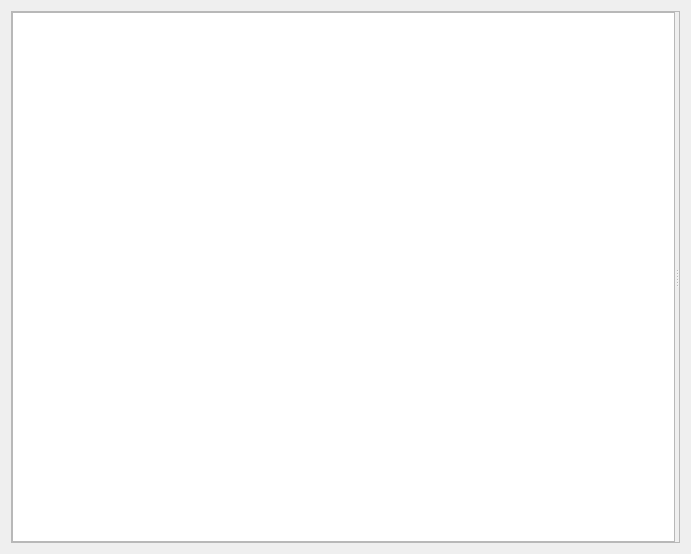
First picture: the form in Code/Sandbox/Editor/AzAssetBrowser/AzAssetBrowserWindow.ui, repository o3de/o3de, before the edit.
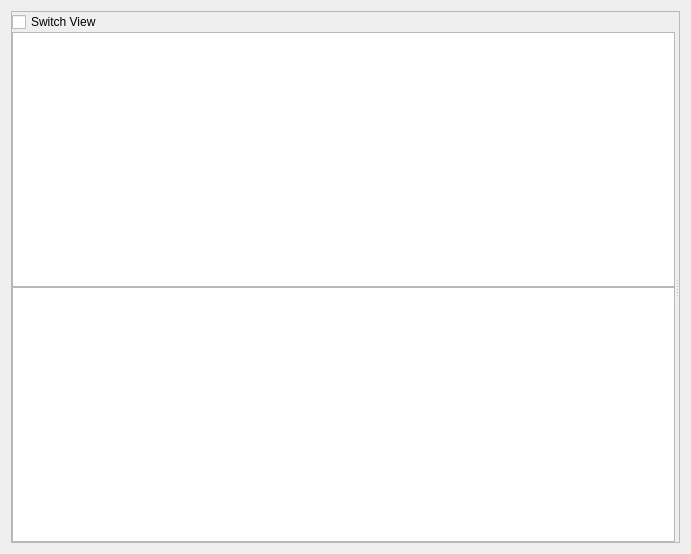
Second picture: the form after the edit. Custom widgets are drawn as their Qt base class.

```diff
--- a/Code/Sandbox/Editor/AzAssetBrowser/AzAssetBrowserWindow.ui
+++ b/Code/Sandbox/Editor/AzAssetBrowser/AzAssetBrowserWindow.ui
@@ -65,6 +65,13 @@
            </property>
           </widget>
          </item>
+         <item>
+          <widget class="QCheckBox" name="m_viewSwitcherCheckBox">
+           <property name="text">
+            <string>Switch View</string>
+           </property>
+          </widget>
+         </item>
         </layout>
        </item>
        <item>
@@ -107,6 +114,49 @@
            <property name="bottomMargin">
             <number>0</number>
            </property>
+           <item>
+            <widget class="AzToolsFramework::AssetBrowser::AssetBrowserTableView" name="m_assetBrowserTableViewWidget">
+             <property name="sizePolicy">
+              <sizepolicy hsizetype="MinimumExpanding" vsizetype="MinimumExpanding">
+               <horstretch>0</horstretch>
+               <verstretch>0</verstretch>
+              </sizepolicy>
+             </property>
+             <property name="editTriggers">
+              <set>QAbstractItemView::DoubleClicked|QAbstractItemView::EditKeyPressed</set>
+             </property>
+             <property name="dragDropOverwriteMode">
+              <bool>false</bool>
+             </property>
+             <property name="dragDropMode">
+              <enum>QAbstractItemView::DragOnly</enum>
+             </property>
+             <property name="selectionMode">
+              <enum>QAbstractItemView::SingleSelection</enum>
+             </property>
+             <property name="selectionBehavior">
+              <enum>QAbstractItemView::SelectRows</enum>
+             </property>
+             <property name="horizontalScrollMode">
+              <enum>QAbstractItemView::ScrollPerPixel</enum>
+             </property>
+             <property name="showGrid">
+              <bool>false</bool>
+             </property>
+             <property name="sortingEnabled">
+              <bool>true</bool>
+             </property>
+             <attribute name="horizontalHeaderShowSortIndicator" stdset="0">
+              <bool>false</bool>
+             </attribute>
+             <attribute name="horizontalHeaderStretchLastSection">
+              <bool>true</bool>
+             </attribute>
+             <attribute name="verticalHeaderVisible">
+              <bool>false</bool>
+             </attribute>
+            </widget>
+           </item>
            <item>
             <widget class="AzToolsFramework::AssetBrowser::AssetBrowserTreeView" name="m_assetBrowserTreeViewWidget">
              <property name="sizePolicy">
@@ -162,6 +212,11 @@
    <header>AzToolsFramework/AssetBrowser/Previewer/PreviewerFrame.h</header>
    <container>1</container>
   </customwidget>
+  <customwidget>
+   <class>AzToolsFramework::AssetBrowser::AssetBrowserTableView</class>
+   <extends>QTableView</extends>
+   <header>AzToolsFramework/AssetBrowser/Views/AssetBrowserTableView.h</header>
+  </customwidget>
  </customwidgets>
  <resources/>
  <connections/>
```
